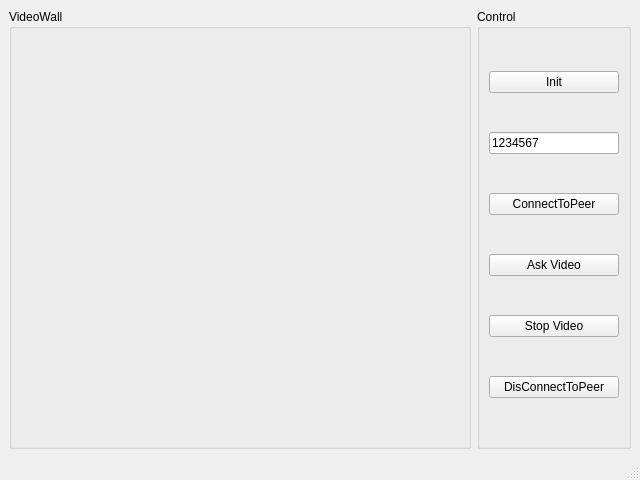
This is TunnelClientUI/TunnelClientUI.ui in liyouchang/webrtc-qt as Qt 5 draws it before an edit. The edited form follows.
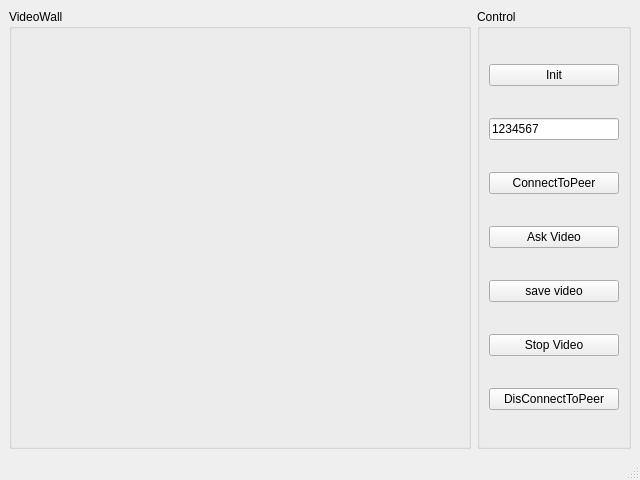
This is the edited form. Custom widgets are drawn as their Qt base class.

Commit message: add video cutter

```diff
--- a/TunnelClientUI/TunnelClientUI.ui
+++ b/TunnelClientUI/TunnelClientUI.ui
@@ -97,6 +97,13 @@
          </property>
         </widget>
        </item>
+       <item>
+        <widget class="QPushButton" name="btn_save_video">
+         <property name="text">
+          <string>save video</string>
+         </property>
+        </widget>
+       </item>
        <item>
         <widget class="QPushButton" name="btn_stop_video">
          <property name="text">
```
The commit also changes 12 other files.
